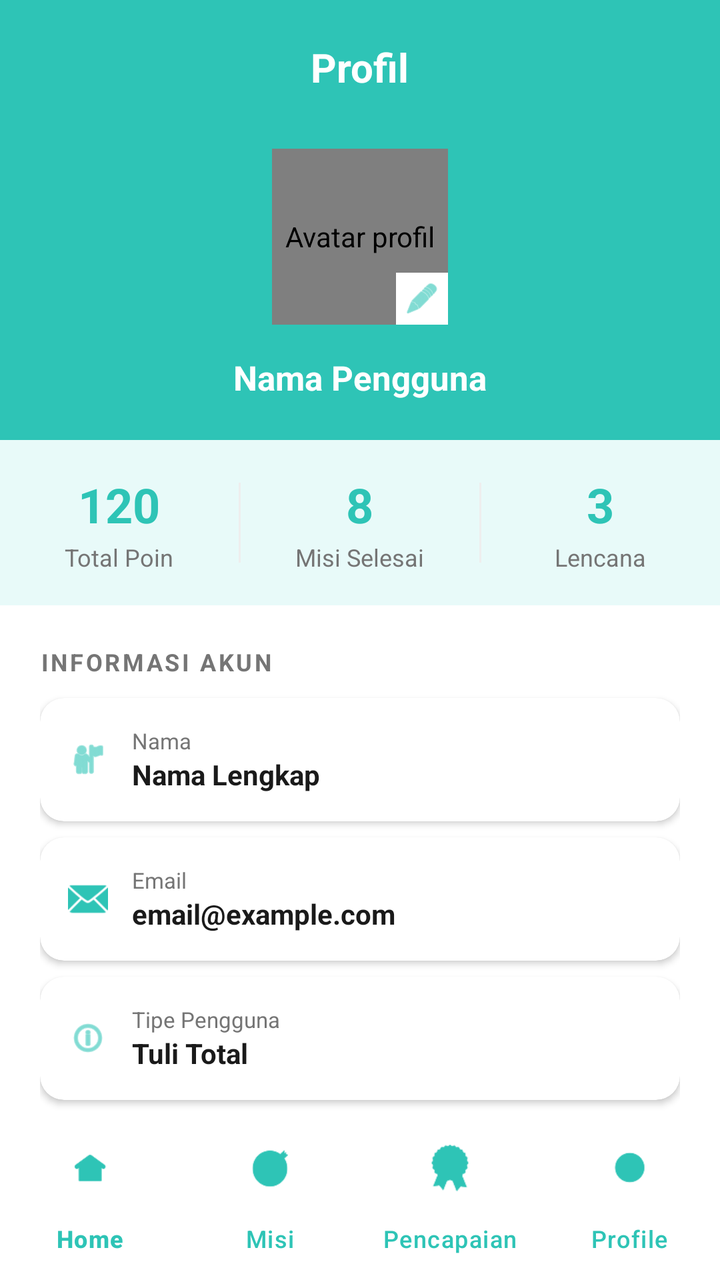
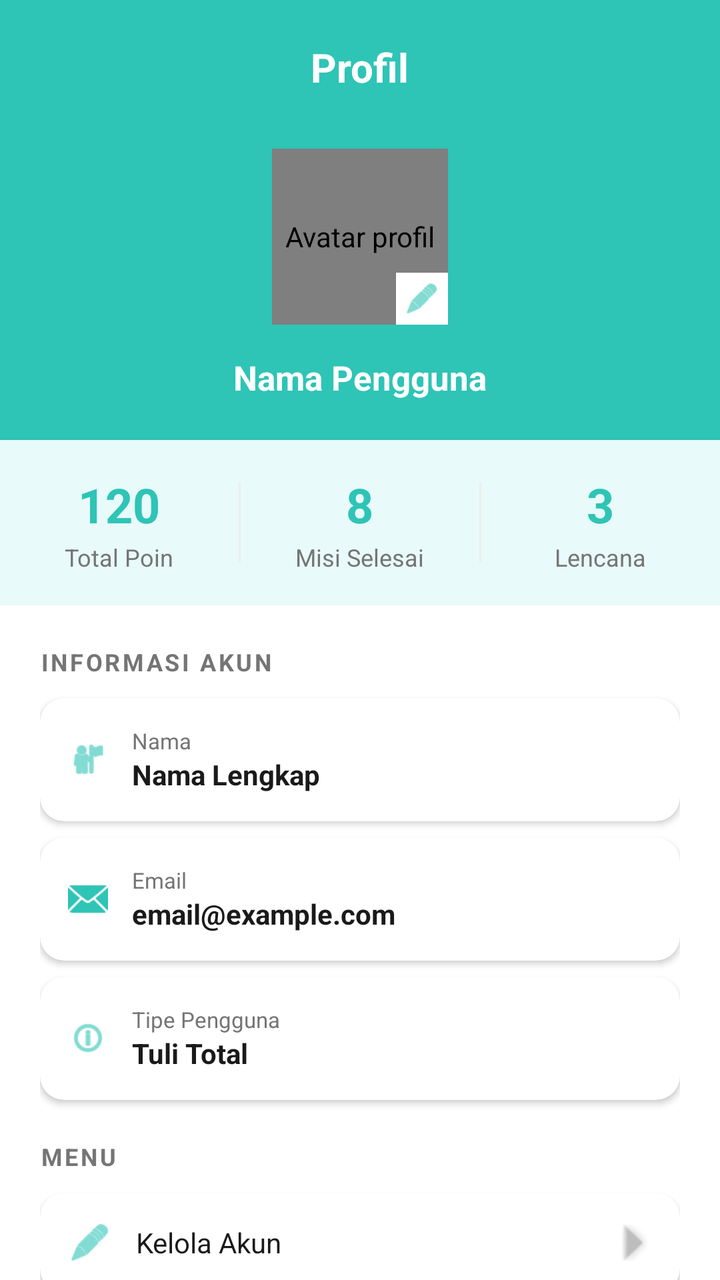

Before-and-after screenshots of an Android layout around one commit, followed by the original layout XML and the change that was made.
<!-- AndroidManifest.xml: application theme Theme.Neuma -->
<!-- res/layout/fragment_profile.xml -->
<?xml version="1.0" encoding="utf-8"?>
<androidx.constraintlayout.widget.ConstraintLayout
    xmlns:android="http://schemas.android.com/apk/res/android"
    xmlns:app="http://schemas.android.com/apk/res-auto"
    android:id="@+id/profile_root"
    android:layout_width="match_parent"
    android:layout_height="match_parent"
    android:background="@color/background_white">

    
    <androidx.core.widget.NestedScrollView
        android:id="@+id/scroll_profile"
        android:layout_width="0dp"
        android:layout_height="0dp"
        android:fillViewport="true"
        app:layout_constraintTop_toTopOf="parent"
        app:layout_constraintBottom_toTopOf="@id/bottom_navigation"
        app:layout_constraintStart_toStartOf="parent"
        app:layout_constraintEnd_toEndOf="parent">

        <LinearLayout
            android:layout_width="match_parent"
            android:layout_height="wrap_content"
            android:orientation="vertical">

            
            
            
            <androidx.constraintlayout.widget.ConstraintLayout
                android:id="@+id/layout_profile_header"
                android:layout_width="match_parent"
                android:layout_height="220dp"
                android:background="@color/primary">

                
                <TextView
                    android:id="@+id/tv_profile_page_title"
                    android:layout_width="wrap_content"
                    android:layout_height="wrap_content"
                    android:text="Profil"
                    android:textColor="@color/text_white"
                    android:textSize="20sp"
                    android:textStyle="bold"
                    android:layout_marginTop="20dp"
                    app:layout_constraintTop_toTopOf="parent"
                    app:layout_constraintStart_toStartOf="parent"
                    app:layout_constraintEnd_toEndOf="parent" />

                
                <de.hdodenhof.circleimageview.CircleImageView
                    android:id="@+id/iv_avatar"
                    android:layout_width="88dp"
                    android:layout_height="88dp"
                    android:src="@drawable/ic_launcher_foreground"
                    android:contentDescription="Avatar profil"
                    app:civ_border_width="3dp"
                    app:civ_border_color="@color/text_white"
                    app:layout_constraintTop_toBottomOf="@id/tv_profile_page_title"
                    app:layout_constraintStart_toStartOf="parent"
                    app:layout_constraintEnd_toEndOf="parent"
                    app:layout_constraintBottom_toTopOf="@id/tv_profile_name"
                    android:layout_marginTop="12dp" />

                
                <ImageView
                    android:id="@+id/iv_edit_avatar"
                    android:layout_width="26dp"
                    android:layout_height="26dp"
                    android:src="@android:drawable/ic_menu_edit"
                    android:contentDescription="Edit avatar"
                    android:background="@color/text_white"
                    app:tint="@color/primary"
                    android:padding="4dp"
                    app:layout_constraintBottom_toBottomOf="@id/iv_avatar"
                    app:layout_constraintEnd_toEndOf="@id/iv_avatar" />

                
                <TextView
                    android:id="@+id/tv_profile_name"
                    android:layout_width="wrap_content"
                    android:layout_height="wrap_content"
                    android:text="Nama Pengguna"
                    android:textColor="@color/text_white"
                    android:textSize="17sp"
                    android:textStyle="bold"
                    android:layout_marginTop="8dp"
                    android:layout_marginBottom="20dp"
                    app:layout_constraintBottom_toBottomOf="parent"
                    app:layout_constraintStart_toStartOf="parent"
                    app:layout_constraintEnd_toEndOf="parent" />

            </androidx.constraintlayout.widget.ConstraintLayout>

            
            
            
            <LinearLayout
                android:id="@+id/layout_stats"
                android:layout_width="match_parent"
                android:layout_height="wrap_content"
                android:orientation="horizontal"
                android:background="@color/primary_light"
                android:paddingTop="16dp"
                android:paddingBottom="16dp">

                
                <LinearLayout
                    android:layout_width="0dp"
                    android:layout_height="wrap_content"
                    android:layout_weight="1"
                    android:orientation="vertical"
                    android:gravity="center">

                    <TextView
                        android:id="@+id/tv_total_poin"
                        android:layout_width="wrap_content"
                        android:layout_height="wrap_content"
                        android:text="120"
                        android:textColor="@color/primary"
                        android:textSize="24sp"
                        android:textStyle="bold" />

                    <TextView
                        android:layout_width="wrap_content"
                        android:layout_height="wrap_content"
                        android:text="Total Poin"
                        android:textColor="@color/text_secondary"
                        android:textSize="12sp"
                        android:layout_marginTop="2dp" />

                </LinearLayout>

                
                <View
                    android:layout_width="1dp"
                    android:layout_height="40dp"
                    android:background="@color/divider"
                    android:layout_gravity="center_vertical" />

                
                <LinearLayout
                    android:layout_width="0dp"
                    android:layout_height="wrap_content"
                    android:layout_weight="1"
                    android:orientation="vertical"
                    android:gravity="center">

                    <TextView
                        android:id="@+id/tv_misi_selesai"
                        android:layout_width="wrap_content"
                        android:layout_height="wrap_content"
                        android:text="8"
                        android:textColor="@color/primary"
                        android:textSize="24sp"
                        android:textStyle="bold" />

                    <TextView
                        android:layout_width="wrap_content"
                        android:layout_height="wrap_content"
                        android:text="Misi Selesai"
                        android:textColor="@color/text_secondary"
                        android:textSize="12sp"
                        android:layout_marginTop="2dp" />

                </LinearLayout>

                
                <View
                    android:layout_width="1dp"
                    android:layout_height="40dp"
                    android:background="@color/divider"
                    android:layout_gravity="center_vertical" />

                
                <LinearLayout
                    android:layout_width="0dp"
                    android:layout_height="wrap_content"
                    android:layout_weight="1"
                    android:orientation="vertical"
                    android:gravity="center">

                    <TextView
                        android:id="@+id/tv_total_lencana"
                        android:layout_width="wrap_content"
                        android:layout_height="wrap_content"
                        android:text="3"
                        android:textColor="@color/primary"
                        android:textSize="24sp"
                        android:textStyle="bold" />

                    <TextView
                        android:layout_width="wrap_content"
                        android:layout_height="wrap_content"
                        android:text="Lencana"
                        android:textColor="@color/text_secondary"
                        android:textSize="12sp"
                        android:layout_marginTop="2dp" />

                </LinearLayout>

            </LinearLayout>

            
            
            
            <LinearLayout
                android:layout_width="match_parent"
                android:layout_height="wrap_content"
                android:orientation="vertical"
                android:paddingStart="20dp"
                android:paddingEnd="20dp"
                android:paddingTop="20dp">

                <TextView
                    android:layout_width="wrap_content"
                    android:layout_height="wrap_content"
                    android:text="INFORMASI AKUN"
                    android:textColor="@color/text_secondary"
                    android:textSize="12sp"
                    android:textStyle="bold"
                    android:letterSpacing="0.1"
                    android:layout_marginBottom="10dp" />

                
                <androidx.cardview.widget.CardView
                    android:id="@+id/card_info_nama"
                    android:layout_width="match_parent"
                    android:layout_height="wrap_content"
                    app:cardCornerRadius="12dp"
                    app:cardElevation="2dp"
                    app:cardBackgroundColor="@color/card_background"
                    android:layout_marginBottom="8dp">

                    <LinearLayout
                        android:layout_width="match_parent"
                        android:layout_height="wrap_content"
                        android:orientation="horizontal"
                        android:gravity="center_vertical"
                        android:padding="14dp">

                        <ImageView
                            android:layout_width="20dp"
                            android:layout_height="20dp"
                            android:src="@android:drawable/ic_menu_myplaces"
                            android:contentDescription="Ikon nama"
                            app:tint="@color/primary" />

                        <LinearLayout
                            android:layout_width="0dp"
                            android:layout_height="wrap_content"
                            android:layout_weight="1"
                            android:orientation="vertical"
                            android:layout_marginStart="12dp">

                            <TextView
                                android:layout_width="wrap_content"
                                android:layout_height="wrap_content"
                                android:text="Nama"
                                android:textColor="@color/text_secondary"
                                android:textSize="11sp" />

                            <TextView
                                android:id="@+id/tv_info_nama"
                                android:layout_width="wrap_content"
                                android:layout_height="wrap_content"
                                android:text="Nama Lengkap"
                                android:textColor="@color/text_primary"
                                android:textSize="14sp"
                                android:textStyle="bold" />

                        </LinearLayout>

                    </LinearLayout>

                </androidx.cardview.widget.CardView>

                
                <androidx.cardview.widget.CardView
                    android:id="@+id/card_info_email"
                    android:layout_width="match_parent"
                    android:layout_height="wrap_content"
                    app:cardCornerRadius="12dp"
                    app:cardElevation="2dp"
                    app:cardBackgroundColor="@color/card_background"
                    android:layout_marginBottom="8dp">

                    <LinearLayout
                        android:layout_width="match_parent"
                        android:layout_height="wrap_content"
                        android:orientation="horizontal"
                        android:gravity="center_vertical"
                        android:padding="14dp">

                        <ImageView
                            android:layout_width="20dp"
                            android:layout_height="20dp"
                            android:src="@android:drawable/ic_dialog_email"
                            android:contentDescription="Ikon email"
                            app:tint="@color/primary" />

                        <LinearLayout
                            android:layout_width="0dp"
                            android:layout_height="wrap_content"
                            android:layout_weight="1"
                            android:orientation="vertical"
                            android:layout_marginStart="12dp">

                            <TextView
                                android:layout_width="wrap_content"
                                android:layout_height="wrap_content"
                                android:text="Email"
                                android:textColor="@color/text_secondary"
                                android:textSize="11sp" />

                            <TextView
                                android:id="@+id/tv_info_email"
                                android:layout_width="wrap_content"
                                android:layout_height="wrap_content"
                                android:text="email@example.com"
                                android:textColor="@color/text_primary"
                                android:textSize="14sp"
                                android:textStyle="bold" />

                        </LinearLayout>

                    </LinearLayout>

                </androidx.cardview.widget.CardView>

                
                <androidx.cardview.widget.CardView
                    android:id="@+id/card_info_tipe"
                    android:layout_width="match_parent"
                    android:layout_height="wrap_content"
                    app:cardCornerRadius="12dp"
                    app:cardElevation="2dp"
                    app:cardBackgroundColor="@color/card_background"
                    android:layout_marginBottom="20dp">

                    <LinearLayout
                        android:layout_width="match_parent"
                        android:layout_height="wrap_content"
                        android:orientation="horizontal"
                        android:gravity="center_vertical"
                        android:padding="14dp">

                        <ImageView
                            android:layout_width="20dp"
                            android:layout_height="20dp"
                            android:src="@android:drawable/ic_menu_info_details"
                            android:contentDescription="Ikon tipe"
                            app:tint="@color/primary" />

                        <LinearLayout
                            android:layout_width="0dp"
                            android:layout_height="wrap_content"
                            android:layout_weight="1"
                            android:orientation="vertical"
                            android:layout_marginStart="12dp">

                            <TextView
                                android:layout_width="wrap_content"
                                android:layout_height="wrap_content"
                                android:text="Tipe Pengguna"
                                android:textColor="@color/text_secondary"
                                android:textSize="11sp" />

                            <TextView
                                android:id="@+id/tv_info_tipe"
                                android:layout_width="wrap_content"
                                android:layout_height="wrap_content"
                                android:text="Tuli Total"
                                android:textColor="@color/text_primary"
                                android:textSize="14sp"
                                android:textStyle="bold" />

                        </LinearLayout>

                    </LinearLayout>

                </androidx.cardview.widget.CardView>

                
                
                
                <TextView
                    android:layout_width="wrap_content"
                    android:layout_height="wrap_content"
                    android:text="MENU"
                    android:textColor="@color/text_secondary"
                    android:textSize="12sp"
                    android:textStyle="bold"
                    android:letterSpacing="0.1"
                    android:layout_marginBottom="10dp" />

                
                <androidx.cardview.widget.CardView
                    android:id="@+id/card_menu_kelola_akun"
                    android:layout_width="match_parent"
                    android:layout_height="wrap_content"
                    app:cardCornerRadius="12dp"
                    app:cardElevation="2dp"
                    app:cardBackgroundColor="@color/card_background"
                    android:layout_marginBottom="8dp">

                    <LinearLayout
                        android:layout_width="match_parent"
                        android:layout_height="wrap_content"
                        android:orientation="horizontal"
                        android:gravity="center_vertical"
                        android:padding="14dp">

                        <ImageView
                            android:layout_width="22dp"
                            android:layout_height="22dp"
                            android:src="@android:drawable/ic_menu_edit"
                            android:contentDescription="Kelola Akun"
                            app:tint="@color/primary" />

                        <TextView
                            android:layout_width="0dp"
                            android:layout_height="wrap_content"
                            android:layout_weight="1"
                            android:text="Kelola Akun"
                            android:textColor="@color/text_primary"
                            android:textSize="14sp"
                            android:layout_marginStart="12dp" />

                        <ImageView
                            android:layout_width="18dp"
                            android:layout_height="18dp"
                            android:src="@android:drawable/arrow_up_float"
                            android:contentDescription="Arrow"
                            app:tint="@color/text_hint"
                            android:rotation="90" />

                    </LinearLayout>

                </androidx.cardview.widget.CardView>

                
                <androidx.cardview.widget.CardView
                    android:id="@+id/card_menu_avatar"
                    android:layout_width="match_parent"
                    android:layout_height="wrap_content"
                    app:cardCornerRadius="12dp"
                    app:cardElevation="2dp"
                    app:cardBackgroundColor="@color/card_background"
                    android:layout_marginBottom="8dp">

                    <LinearLayout
                        android:layout_width="match_parent"
                        android:layout_height="wrap_content"
                        android:orientation="horizontal"
                        android:gravity="center_vertical"
                        android:padding="14dp">

                        <ImageView
                            android:layout_width="22dp"
                            android:layout_height="22dp"
                            android:src="@android:drawable/ic_menu_gallery"
                            android:contentDescription="Ganti Avatar"
                            app:tint="@color/primary" />

                        <TextView
                            android:layout_width="0dp"
                            android:layout_height="wrap_content"
                            android:layout_weight="1"
                            android:text="Ganti Avatar"
                            android:textColor="@color/text_primary"
                            android:textSize="14sp"
                            android:layout_marginStart="12dp" />

                        <ImageView
                            android:layout_width="18dp"
                            android:layout_height="18dp"
                            android:src="@android:drawable/arrow_up_float"
                            android:contentDescription="Arrow"
                            app:tint="@color/text_hint"
                            android:rotation="90" />

                    </LinearLayout>

                </androidx.cardview.widget.CardView>

                
                <androidx.cardview.widget.CardView
                    android:id="@+id/card_menu_support"
                    android:layout_width="match_parent"
                    android:layout_height="wrap_content"
                    app:cardCornerRadius="12dp"
                    app:cardElevation="2dp"
                    app:cardBackgroundColor="@color/card_background"
                    android:layout_marginBottom="8dp">

                    <LinearLayout
                        android:layout_width="match_parent"
                        android:layout_height="wrap_content"
                        android:orientation="horizontal"
                        android:gravity="center_vertical"
                        android:padding="14dp">

                        <ImageView
                            android:layout_width="22dp"
                            android:layout_height="22dp"
                            android:src="@android:drawable/ic_menu_help"
                            android:contentDescription="Support"
                            app:tint="@color/primary" />

                        <TextView
                            android:layout_width="0dp"
                            android:layout_height="wrap_content"
                            android:layout_weight="1"
                            android:text="Support &amp; Bantuan"
                            android:textColor="@color/text_primary"
                            android:textSize="14sp"
                            android:layout_marginStart="12dp" />

                        <ImageView
                            android:layout_width="18dp"
                            android:layout_height="18dp"
                            android:src="@android:drawable/arrow_up_float"
                            android:contentDescription="Arrow"
                            app:tint="@color/text_hint"
                            android:rotation="90" />

                    </LinearLayout>

                </androidx.cardview.widget.CardView>

                
                <Button
                    android:id="@+id/btn_keluar"
                    android:layout_width="match_parent"
                    android:layout_height="52dp"
                    android:text="KELUAR"
                    android:textColor="@color/primary"
                    android:textSize="15sp"
                    android:textStyle="bold"
                    android:letterSpacing="0.08"
                    android:backgroundTint="@color/primary_light"
                    android:layout_marginTop="12dp"
                    android:layout_marginBottom="12dp"
                    app:cornerRadius="14dp" />

            </LinearLayout>

        </LinearLayout>

    </androidx.core.widget.NestedScrollView>

    
    <com.google.android.material.bottomnavigation.BottomNavigationView
        android:id="@+id/bottom_navigation"
        android:layout_width="0dp"
        android:layout_height="wrap_content"
        android:background="@color/card_background"
        app:elevation="12dp"
        app:menu="@menu/bottom_nav_menu"
        app:itemIconTint="@color/primary"
        app:itemTextColor="@color/primary"
        app:labelVisibilityMode="labeled"
        app:layout_constraintBottom_toBottomOf="parent"
        app:layout_constraintStart_toStartOf="parent"
        app:layout_constraintEnd_toEndOf="parent" />

</androidx.constraintlayout.widget.ConstraintLayout>
<!-- resources referenced by this layout -->
<resources>
  <color name="background_white">#FFFFFFFF</color>
  <color name="card_background">#FFFFFFFF</color>
  <color name="divider">#EEEEEE</color>
  <color name="primary">#2EC4B6</color>
  <color name="primary_light">#E8FAF9</color>
  <color name="text_hint">#BDBDBD</color>
  <color name="text_primary">#1A1A1A</color>
  <color name="text_secondary">#757575</color>
  <color name="text_white">#FFFFFFFF</color>
  <!-- drawable ic_launcher_foreground (drawable) -->
  <vector xmlns:android="http://schemas.android.com/apk/res/android"
      xmlns:aapt="http://schemas.android.com/aapt"
      android:width="108dp"
      android:height="108dp"
      android:viewportWidth="108"
      android:viewportHeight="108">
      <path android:pathData="M31,63.928c0,0 6.4,-11 12.1,-13.1c7.2,-2.6 26,-1.4 26,-1.4l38.1,38.1L107,108.928l-32,-1L31,63.928z">
          <aapt:attr name="android:fillColor">
              <gradient
                  android:endX="85.84757"
                  android:endY="92.4963"
                  android:startX="42.9492"
                  android:startY="49.59793"
                  android:type="linear">
                  <item
                      android:color="#44000000"
                      android:offset="0.0" />
                  <item
                      android:color="#00000000"
                      android:offset="1.0" />
              </gradient>
          </aapt:attr>
      </path>
      <path
          android:fillColor="#FFFFFF"
          android:fillType="nonZero"
          android:pathData="M65.3,45.828l3.8,-6.6c0.2,-0.4 0.1,-0.9 -0.3,-1.1c-0.4,-0.2 -0.9,-0.1 -1.1,0.3l-3.9,6.7c-6.3,-2.8 -13.4,-2.8 -19.7,0l-3.9,-6.7c-0.2,-0.4 -0.7,-0.5 -1.1,-0.3C38.8,38.328 38.7,38.828 38.9,39.228l3.8,6.6C36.2,49.428 31.7,56.028 31,63.928h46C76.3,56.028 71.8,49.428 65.3,45.828zM43.4,57.328c-0.8,0 -1.5,-0.5 -1.8,-1.2c-0.3,-0.7 -0.1,-1.5 0.4,-2.1c0.5,-0.5 1.4,-0.7 2.1,-0.4c0.7,0.3 1.2,1 1.2,1.8C45.3,56.528 44.5,57.328 43.4,57.328L43.4,57.328zM64.6,57.328c-0.8,0 -1.5,-0.5 -1.8,-1.2s-0.1,-1.5 0.4,-2.1c0.5,-0.5 1.4,-0.7 2.1,-0.4c0.7,0.3 1.2,1 1.2,1.8C66.5,56.528 65.6,57.328 64.6,57.328L64.6,57.328z"
          android:strokeWidth="1"
          android:strokeColor="#00000000" />
  </vector>
  <style name="Theme.Neuma" parent="Base.Theme.Neuma" />
  <style name="Base.Theme.Neuma" parent="Theme.Material3.DayNight.NoActionBar">
          
          
      </style>
</resources>

<!-- the commit's change to res/layout/fragment_profile.xml (unified diff, before → after) -->
@@ -14,7 +14,7 @@
         android:layout_height="0dp"
         android:fillViewport="true"
         app:layout_constraintTop_toTopOf="parent"
-        app:layout_constraintBottom_toTopOf="@id/bottom_navigation"
+        app:layout_constraintBottom_toBottomOf="parent"
         app:layout_constraintStart_toStartOf="parent"
         app:layout_constraintEnd_toEndOf="parent">
 
@@ -549,19 +549,4 @@
 
     </androidx.core.widget.NestedScrollView>
 
-    
-    <com.google.android.material.bottomnavigation.BottomNavigationView
-        android:id="@+id/bottom_navigation"
-        android:layout_width="0dp"
-        android:layout_height="wrap_content"
-        android:background="@color/card_background"
-        app:elevation="12dp"
-        app:menu="@menu/bottom_nav_menu"
-        app:itemIconTint="@color/primary"
-        app:itemTextColor="@color/primary"
-        app:labelVisibilityMode="labeled"
-        app:layout_constraintBottom_toBottomOf="parent"
-        app:layout_constraintStart_toStartOf="parent"
-        app:layout_constraintEnd_toEndOf="parent" />
-
 </androidx.constraintlayout.widget.ConstraintLayout>
